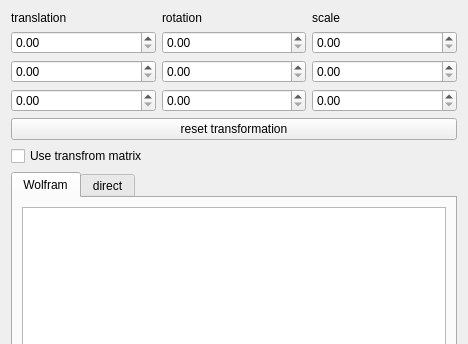
Before: the Qt Designer form Applications/MainApplication_BE/Gui/ui/EditionWidget.ui in SylvainDeker/Radium-Engine, drawn with Qt 5; both pictures show x 0 to 468 and y 0 to 344 of the 468 by 557 pixel window.
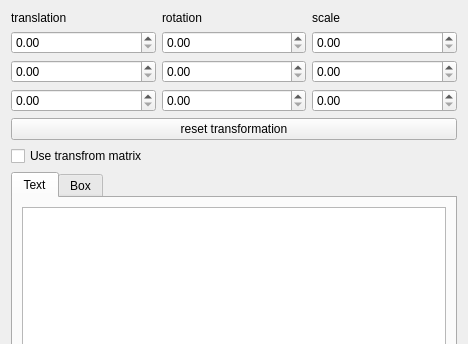
After: the same form once the commit is applied.

Commit message: Changed some names wolfram become matrixText direct become matrixBox

```diff
--- a/Applications/MainApplication_BE/Gui/ui/EditionWidget.ui
+++ b/Applications/MainApplication_BE/Gui/ui/EditionWidget.ui
@@ -115,7 +115,7 @@
        </property>
        <widget class="QWidget" name="wolfram">
         <attribute name="title">
-         <string>Wolfram</string>
+         <string>Text</string>
         </attribute>
         <layout class="QGridLayout" name="gridLayout_9">
          <item row="0" column="0">
@@ -125,7 +125,7 @@
        </widget>
        <widget class="QWidget" name="direct">
         <attribute name="title">
-         <string>direct</string>
+         <string>Box</string>
         </attribute>
         <layout class="QGridLayout" name="gridLayout_8">
          <item row="0" column="0">
```
Left out of the diff: 8 changed lines with no effect on the pictures. The commit also changes 2 other files.
